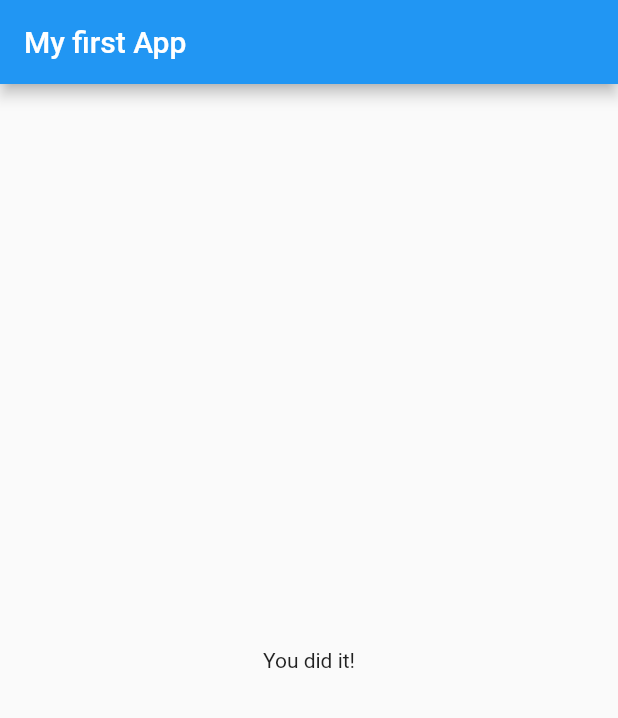
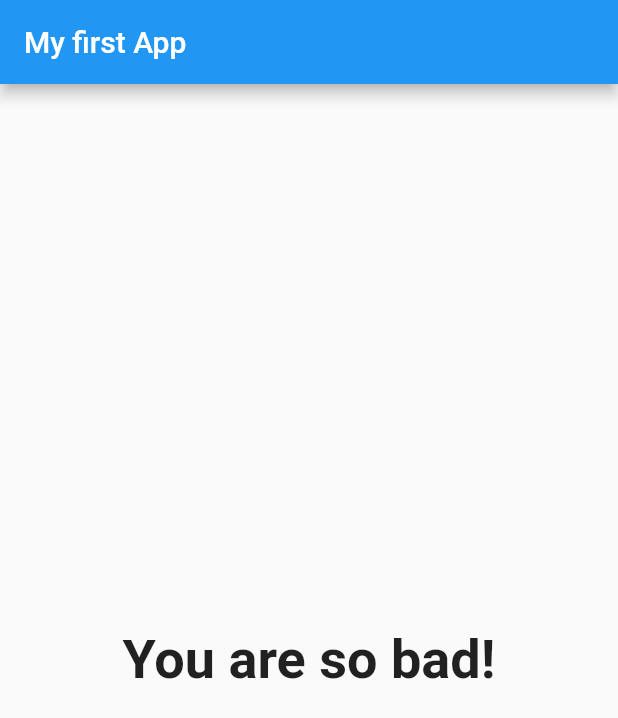
Before and after one commit to w9wen/flutter_complete_guide, a Flutter app: the screen it shows after launch, after a tap on "Black", after a tap on "Snake", after a tap on "William", on a phone screen of 412 x 824 dp. Shown: the top 718 px of the screen. Run offline on Flutter 3.47's test engine with Material 2 defaults, Android fonts, the phone set to English and light mode, and no system bars.

```diff
--- a/lib/main.dart
+++ b/lib/main.dart
@@ -20,20 +20,36 @@ class _MyAppState extends State<MyApp> {
   final _questions = const [
     {
       "questionText": "What's your favorite color?",
-      "answers": ["Black", "Red", "Green", "Blue"]
+      "answers": [
+        {"text": "Black", "score": 10},
+        {"text": "Red", "score": 5},
+        {"text": "Green", "score": 3},
+        {"text": "White", "score": 1},
+      ]
     },
     {
       "questionText": "What's your favorite animal?",
-      "answers": ["Rabbit", "Snake", "Pig", "Lion"]
+      "answers": [
+        {"text": "Rabbit", "score": 3},
+        {"text": "Snake", "score": 11},
+        {"text": "Elephant", "score": 5},
+        {"text": "Lion", "score": 9},
+      ]
     },
     {
       "questionText": "What's your favorite instructor?",
-      "answers": ["Max", "William", "John"]
+      "answers": [
+        {"text": "William", "score": 10},
+        {"text": "Rob", "score": 5},
+        {"text": "Max", "score": 9},
+      ]
     },
   ];
   var _questionIndex = 0;
+  var _totalScore = 0;
 
-  void _answerQuestion() {
+  void _answerQuestion(int score) {
+    _totalScore += score;
     setState(() {
       _questionIndex++;
     });
@@ -58,7 +74,7 @@ class _MyAppState extends State<MyApp> {
                 questionIndex: _questionIndex,
                 questions: _questions,
               )
-            : const Result(),
+            : Result(_totalScore),
       ),
     );
   }
--- a/lib/quiz.dart
+++ b/lib/quiz.dart
@@ -6,7 +6,7 @@ import 'answer.dart';
 class Quiz extends StatelessWidget {
   final List<Map<String, Object>> questions;
   final int questionIndex;
-  final VoidCallback answerQuestion;
+  final Function answerQuestion;
   Quiz({
     required this.questions,
     required this.answerQuestion,
@@ -17,9 +17,11 @@ class Quiz extends StatelessWidget {
   Widget build(BuildContext context) {
     return Column(
       children: [
-        Question(questions[questionIndex]["questionText"].toString()),
-        ...(questions[questionIndex]["answers"] as List<String>).map((answer) {
-          return Answer(answerQuestion, answer);
+        Question(questions[questionIndex]["questionText"] as String),
+        ...(questions[questionIndex]["answers"] as List<Map<String, Object>>)
+            .map((answer) {
+          return Answer(
+              () => answerQuestion(answer["score"]), answer["text"] as String);
         }).toList(),
       ],
     );
--- a/lib/result.dart
+++ b/lib/result.dart
@@ -1,12 +1,35 @@
 import 'package:flutter/material.dart';
 
 class Result extends StatelessWidget {
-  const Result({Key? key}) : super(key: key);
+  final int resultScore;
+
+  Result(this.resultScore);
+
+  String get resultPhrase {
+    String resultText;
+    if (resultScore <= 8) {
+      resultText = "You are awesome!";
+    } else if (resultScore <= 12) {
+      resultText = "Pretty likeable!";
+    } else if (resultScore <= 16) {
+      resultText = "You are .. strange?";
+    } else {
+      resultText = "You are so bad!";
+    }
+    return resultText;
+  }
 
   @override
   Widget build(BuildContext context) {
-    return const Center(
-      child: Text("You did it!"),
+    return Center(
+      child: Text(
+        resultPhrase,
+        style: const TextStyle(
+          fontSize: 36,
+          fontWeight: FontWeight.bold,
+        ),
+        textAlign: TextAlign.center,
+      ),
     );
   }
 }
```
